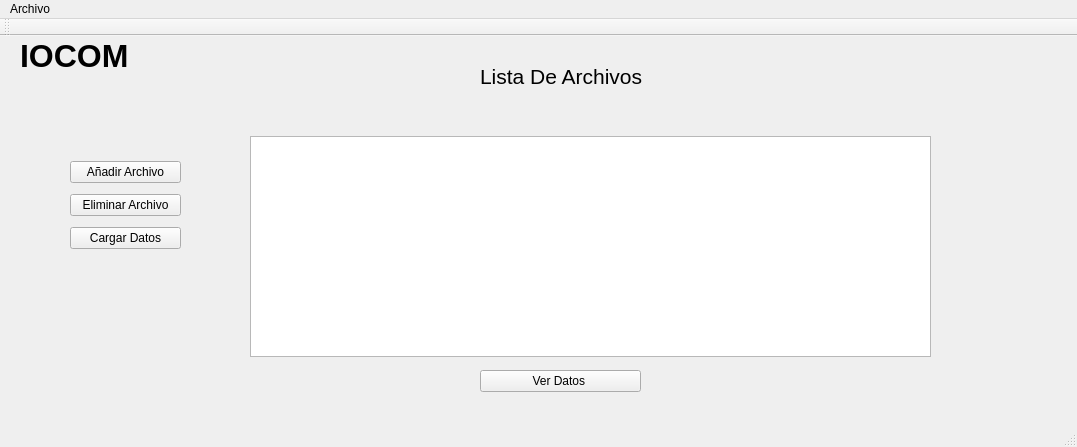
Above: Interfaz/UI/InicioSubirDatos.ui from Dumaru/ExcelReports before the change. Below: the same form after it.
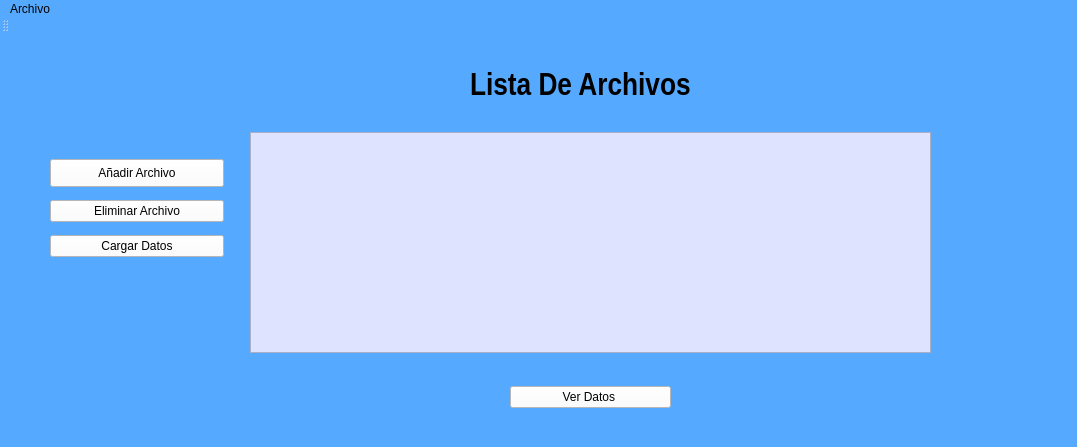
That is the form after the change. Icons and pictures are not drawn.

Commit message:
Cambios Interfaz
Cambios

```diff
--- a/Interfaz/UI/InicioSubirDatos.ui
+++ b/Interfaz/UI/InicioSubirDatos.ui
@@ -13,14 +13,18 @@
   <property name="windowTitle">
    <string>MainWindow</string>
   </property>
+  <property name="styleSheet">
+   <string notr="true">background-color: rgb(85, 170, 255);
+border-color: rgb(0, 0, 0);</string>
+  </property>
   <widget class="QWidget" name="centralwidget">
    <widget class="QWidget" name="verticalLayoutWidget">
     <property name="geometry">
      <rect>
-      <x>480</x>
-      <y>20</y>
-      <width>231</width>
-      <height>41</height>
+      <x>470</x>
+      <y>30</y>
+      <width>301</width>
+      <height>48</height>
      </rect>
     </property>
     <layout class="QVBoxLayout" name="verticalLayout">
@@ -28,7 +32,11 @@
       <widget class="QLabel" name="labelTtiulo">
        <property name="font">
         <font>
-         <pointsize>16</pointsize>
+         <family>Arial Narrow</family>
+         <pointsize>24</pointsize>
+         <weight>75</weight>
+         <bold>true</bold>
+         <underline>false</underline>
         </font>
        </property>
        <property name="text">
@@ -49,22 +57,35 @@
     </property>
     <layout class="QHBoxLayout" name="horizontalLayoutTablaMostrarDatos">
      <item>
-      <widget class="QListWidget" name="listWidgetListaArchivos"/>
+      <widget class="QListWidget" name="listWidgetListaArchivos">
+       <property name="styleSheet">
+        <string notr="true">background-color: rgb(222, 227, 255);</string>
+       </property>
+      </widget>
      </item>
     </layout>
    </widget>
    <widget class="QWidget" name="verticalLayoutWidget_2">
     <property name="geometry">
      <rect>
-      <x>70</x>
+      <x>50</x>
       <y>120</y>
-      <width>111</width>
-      <height>100</height>
+      <width>174</width>
+      <height>112</height>
      </rect>
     </property>
     <layout class="QVBoxLayout" name="AnadirverticalLayout">
      <item>
       <widget class="QPushButton" name="pushButtonAnadirArchivo">
+       <property name="maximumSize">
+        <size>
+         <width>16777215</width>
+         <height>28</height>
+        </size>
+       </property>
+       <property name="styleSheet">
+        <string notr="true">background-color: rgb(255, 255, 255);</string>
+       </property>
        <property name="text">
         <string>Añadir Archivo</string>
        </property>
@@ -72,6 +93,12 @@
      </item>
      <item>
       <widget class="QPushButton" name="pushButtonEliminar">
+       <property name="whatsThis">
+        <string>&lt;html&gt;&lt;head/&gt;&lt;body&gt;&lt;p&gt;&lt;img src=&quot;:/newPrefix/Iocom png.png&quot;/&gt;&lt;/p&gt;&lt;/body&gt;&lt;/html&gt;</string>
+       </property>
+       <property name="styleSheet">
+        <string notr="true">background-color: rgb(255, 255, 255);</string>
+       </property>
        <property name="text">
         <string>Eliminar Archivo</string>
        </property>
@@ -79,6 +106,9 @@
      </item>
      <item>
       <widget class="QPushButton" name="pushButtonCargarDatos">
+       <property name="styleSheet">
+        <string notr="true">background-color: rgb(255, 255, 255);</string>
+       </property>
        <property name="text">
         <string>Cargar Datos</string>
        </property>
@@ -89,8 +119,8 @@
    <widget class="QWidget" name="horizontalLayoutWidget_2">
     <property name="geometry">
      <rect>
-      <x>480</x>
-      <y>330</y>
+      <x>510</x>
+      <y>350</y>
       <width>161</width>
       <height>30</height>
      </rect>
@@ -98,6 +128,10 @@
     <layout class="QHBoxLayout" name="horizontalLayoutVerDatos">
      <item>
       <widget class="QPushButton" name="pushButtonMostrarDatos">
+       <property name="styleSheet">
+        <string notr="true">
+background-color: rgb(255, 255, 255);</string>
+       </property>
        <property name="text">
         <string>Ver Datos </string>
        </property>
@@ -108,14 +142,17 @@
    <widget class="QLabel" name="Titulo">
     <property name="geometry">
      <rect>
-      <x>20</x>
+      <x>10</x>
       <y>0</y>
-      <width>141</width>
-      <height>41</height>
+      <width>241</width>
+      <height>81</height>
      </rect>
     </property>
+    <property name="styleSheet">
+     <string notr="true">image: url(:/newPrefix/Logo.png);</string>
+    </property>
     <property name="text">
-     <string>&lt;html&gt;&lt;head/&gt;&lt;body&gt;&lt;p&gt;&lt;span style=&quot; font-size:24pt; font-weight:600;&quot;&gt;IOCOM &lt;/span&gt;&lt;/p&gt;&lt;/body&gt;&lt;/html&gt;</string>
+     <string/>
     </property>
    </widget>
   </widget>
```
Left out of the diff: 6 changed lines with no effect on the pictures. The commit also changes 3 other files.
